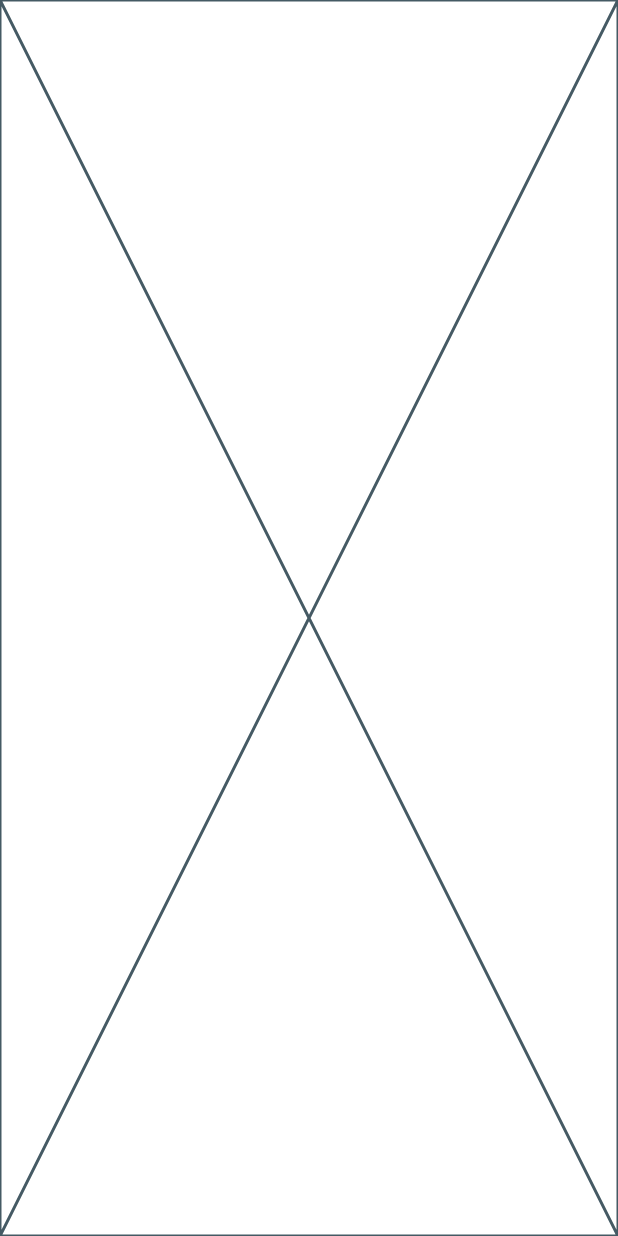
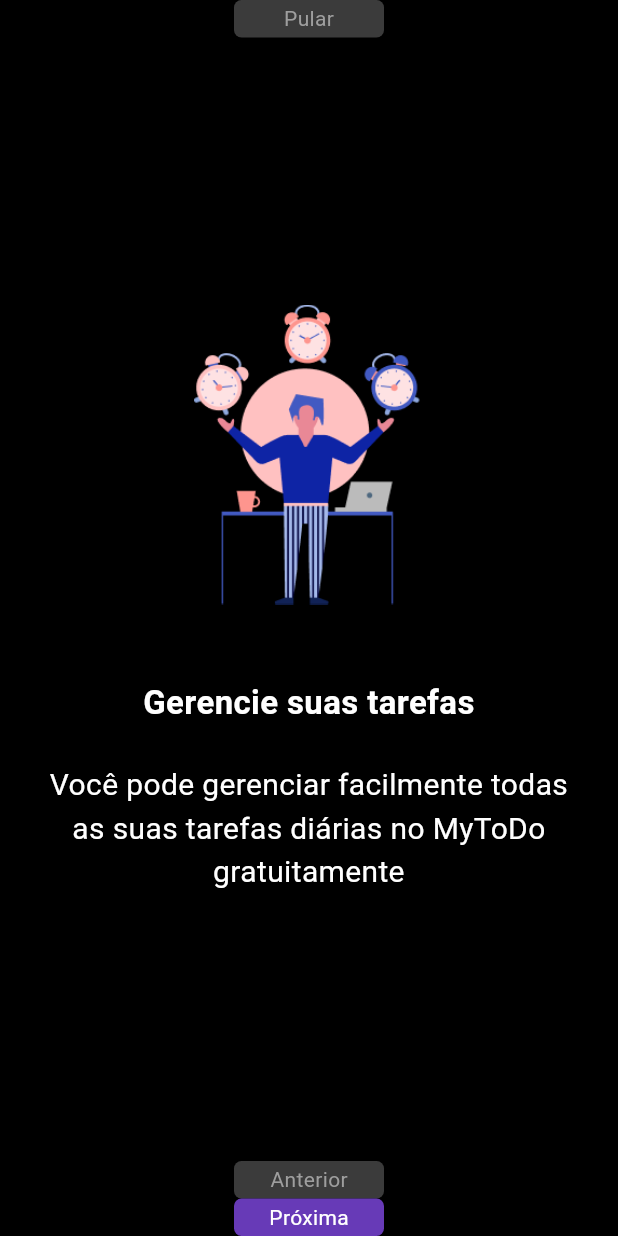
Before and after one commit to GubioGarcia/ToDo_Flutter, a Flutter app: the screen it shows after launch, on a phone screen of 412 x 824 dp. Run offline on Flutter 3.47's test engine with Material 3 defaults, Android fonts, the phone set to English and light mode, and no system bars.

Commit message:
Criação da onboard e do CommonButton

```diff
--- a/lib/home_page.dart
+++ b/lib/home_page.dart
@@ -1,10 +1,16 @@
 import 'package:flutter/material.dart';
+import 'widgets/common_button.dart';
 
-class HomePage extends StatelessWidget {
+class HomePage extends StatefulWidget {
   const HomePage({super.key});
 
   @override
+  State<HomePage> createState() => _HomePageState();
+}
+
+class _HomePageState extends State<HomePage> {
+  @override
   Widget build(BuildContext context) {
-    return const Placeholder();
+    return Scaffold();
   }
 }
--- /dev/null
+++ b/lib/onboard.dart
@@ -0,0 +1,82 @@
+import 'package:flutter/material.dart';
+import 'widgets/common_button.dart';
+
+class Onboard extends StatefulWidget {
+  const Onboard({super.key});
+
+  @override
+  State<Onboard> createState() => _OnboardState();
+}
+
+class _OnboardState extends State<Onboard> {
+  @override
+  Widget build(BuildContext context) {
+    return Scaffold(
+      backgroundColor: Colors.black,
+      body: SafeArea(
+        child: Container(
+          width: double.infinity,
+          child: Column(
+            children: [
+              CommonButton(
+                textoBotao: "Pular",
+                corTextoBotao: Colors.grey,
+                cor: const Color.fromARGB(255, 59, 59, 59),
+                quandoClicar: () {
+                  print("Pular");
+                },
+              ),
+
+              Expanded(
+                child: Column(
+                  mainAxisAlignment: MainAxisAlignment.center,
+                  children: [
+                    Image.asset(
+                      "assets/images/onboard-001.png",
+                      width: 200,
+                      height: 200,
+                    ),
+                    SizedBox(height: 50),
+                    Text(
+                      "Gerencie suas tarefas",
+                      style: TextStyle(
+                        fontSize: 22,
+                        fontWeight: FontWeight.bold,
+                        color: Colors.white,
+                      ),
+                      textAlign: TextAlign.center,
+                    ),
+                    SizedBox(height: 25),
+                    Padding(
+                      padding: const EdgeInsets.symmetric(horizontal: 24.0),
+                      child: Text(
+                        "Você pode gerenciar facilmente todas as suas tarefas diárias no MyToDo gratuitamente",
+                        style: TextStyle(fontSize: 20, color: Colors.white),
+                        textAlign: TextAlign.center,
+                      ),
+                    ),
+                  ],
+                ),
+              ),
+
+              CommonButton(
+                textoBotao: "Anterior",
+                corTextoBotao: Colors.grey,
+                cor: const Color.fromARGB(255, 59, 59, 59),
+                quandoClicar: () {
+                  print("Anterior");
+                },
+              ),
+              CommonButton(
+                textoBotao: "Próxima",
+                quandoClicar: () {
+                  print("Próxima");
+                },
+              ),
+            ],
+          ),
+        ),
+      ),
+    );
+  }
+}
--- a/lib/splash_page.dart
+++ b/lib/splash_page.dart
@@ -1,5 +1,5 @@
 import 'package:flutter/material.dart';
-
+import 'package:todo/onboard.dart';
 import 'home_page.dart';
 
 class Splashpage extends StatefulWidget {
@@ -21,14 +21,13 @@ class _SplashpageState extends State<Splashpage> {
   @override
   void initState() {
     super.initState();
-    print("Inicalizou");
     navegar();
   }
 
   void navegar() {
     Future.delayed(Duration(seconds: 5), () {
       navigatorKey.currentState?.pushReplacement(
-        MaterialPageRoute(builder: (context) => HomePage()),
+        MaterialPageRoute(builder: (context) => Onboard()),
       );
     });
   }
--- /dev/null
+++ b/lib/widgets/common_button.dart
@@ -0,0 +1,39 @@
+import 'package:flutter/material.dart';
+
+class CommonButton extends StatelessWidget {
+  String textoBotao;
+  Color corTextoBotao;
+  Color cor;
+  void Function() quandoClicar;
+
+  CommonButton({
+    super.key,
+    required this.quandoClicar,
+    this.cor = Colors.deepPurple,
+    this.corTextoBotao = Colors.white,
+    required this.textoBotao,
+  });
+
+  @override
+  Widget build(BuildContext context) {
+    return GestureDetector(
+      onTap: () {
+        quandoClicar();
+      },
+      child: Container(
+        width: 100,
+        height: 25,
+        decoration: BoxDecoration(
+          color: cor,
+          borderRadius: BorderRadius.all(Radius.circular(5)),
+        ),
+        child: Center(
+          child: Text(
+            textoBotao,
+            style: TextStyle(fontSize: 14, color: corTextoBotao),
+          ),
+        ),
+      ),
+    );
+  }
+}
```
Also changed, not shown: assets/images/onboard-001.png (added), assets/images/onboard-002.png (added), assets/images/onboard-003.png (added), assets/images/zeroitens.png (added), 4 other files.
